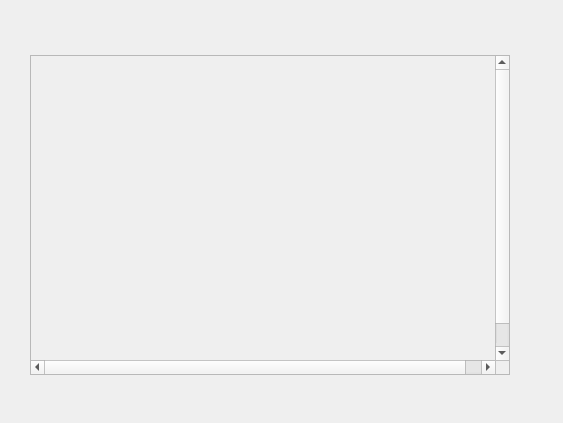
MCSLTeam/MCSL2, file QtUI/exceptionWidget.ui: the form before one commit.
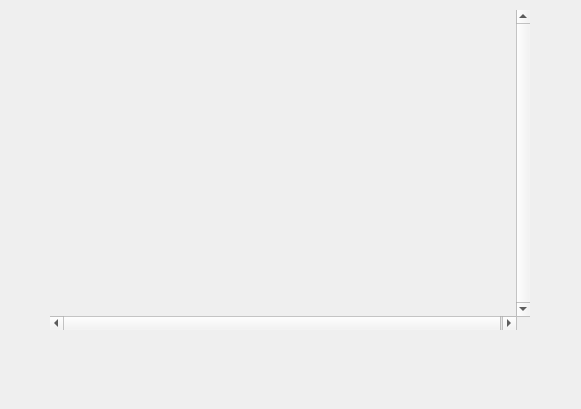
The form after the commit. Custom widgets are drawn as their Qt base class.

Commit message: O | 错误弹窗改为滚动框

What changed in the file:
```diff
--- a/QtUI/exceptionWidget.ui
+++ b/QtUI/exceptionWidget.ui
@@ -6,31 +6,40 @@
    <rect>
     <x>0</x>
     <y>0</y>
-    <width>563</width>
-    <height>423</height>
+    <width>581</width>
+    <height>409</height>
    </rect>
   </property>
+  <property name="sizePolicy">
+   <sizepolicy hsizetype="Preferred" vsizetype="Preferred">
+    <horstretch>0</horstretch>
+    <verstretch>0</verstretch>
+   </sizepolicy>
+  </property>
+  <property name="minimumSize">
+   <size>
+    <width>0</width>
+    <height>0</height>
+   </size>
+  </property>
+  <property name="maximumSize">
+   <size>
+    <width>16777215</width>
+    <height>16777215</height>
+   </size>
+  </property>
   <property name="windowTitle">
    <string>Form</string>
   </property>
-  <widget class="QWidget" name="exceptionWidget" native="true">
-   <property name="geometry">
-    <rect>
-     <x>30</x>
-     <y>40</y>
-     <width>501</width>
-     <height>351</height>
-    </rect>
-   </property>
-   <property name="sizePolicy">
-    <sizepolicy hsizetype="Preferred" vsizetype="Fixed">
-     <horstretch>0</horstretch>
-     <verstretch>0</verstretch>
-    </sizepolicy>
-   </property>
-   <layout class="QVBoxLayout" name="verticalLayout">
-    <item>
      <widget class="SmoothScrollArea" name="exceptionScrollArea">
+   <property name="geometry">
+    <rect>
+     <x>50</x>
+     <y>10</y>
+     <width>480</width>
+     <height>320</height>
+    </rect>
+   </property>
       <property name="sizePolicy">
        <sizepolicy hsizetype="Fixed" vsizetype="Fixed">
         <horstretch>0</horstretch>
@@ -49,8 +58,11 @@
         <height>320</height>
        </size>
       </property>
+   <property name="frameShape">
+    <enum>QFrame::NoFrame</enum>
+   </property>
       <property name="verticalScrollBarPolicy">
-       <enum>Qt::ScrollBarAsNeeded</enum>
+    <enum>Qt::ScrollBarAlwaysOn</enum>
       </property>
       <property name="widgetResizable">
        <bool>true</bool>
@@ -60,28 +72,28 @@
         <rect>
          <x>0</x>
          <y>0</y>
-         <width>481</width>
-         <height>331</height>
+      <width>468</width>
+      <height>320</height>
         </rect>
        </property>
        <layout class="QVBoxLayout" name="verticalLayout_2">
         <item>
          <widget class="QLabel" name="exceptionLabel">
           <property name="sizePolicy">
-           <sizepolicy hsizetype="Expanding" vsizetype="Expanding">
+        <sizepolicy hsizetype="Fixed" vsizetype="Expanding">
             <horstretch>0</horstretch>
             <verstretch>0</verstretch>
            </sizepolicy>
           </property>
           <property name="minimumSize">
            <size>
-            <width>463</width>
-            <height>313</height>
+         <width>450</width>
+         <height>200</height>
            </size>
           </property>
           <property name="maximumSize">
            <size>
-            <width>463</width>
+         <width>450</width>
             <height>16777215</height>
            </size>
           </property>
@@ -91,13 +103,13 @@
           <property name="alignment">
            <set>Qt::AlignLeading|Qt::AlignLeft|Qt::AlignTop</set>
           </property>
+       <property name="wordWrap">
+        <bool>true</bool>
+       </property>
          </widget>
         </item>
        </layout>
       </widget>
-     </widget>
-    </item>
-   </layout>
   </widget>
  </widget>
  <customwidgets>
@@ -107,6 +119,12 @@
    <header>qfluentwidgets</header>
    <container>1</container>
   </customwidget>
+  <customwidget>
+   <class>BodyLabel</class>
+   <extends>QLabel</extends>
+   <header>qfluentwidgets</header>
+   <container>1</container>
+  </customwidget>
  </customwidgets>
  <resources/>
  <connections/>
```
Left out of the diff: 4 changed lines with no effect on the pictures. Lines whose indentation alone changed are shown as unchanged. The commit also changes 2 other files.
